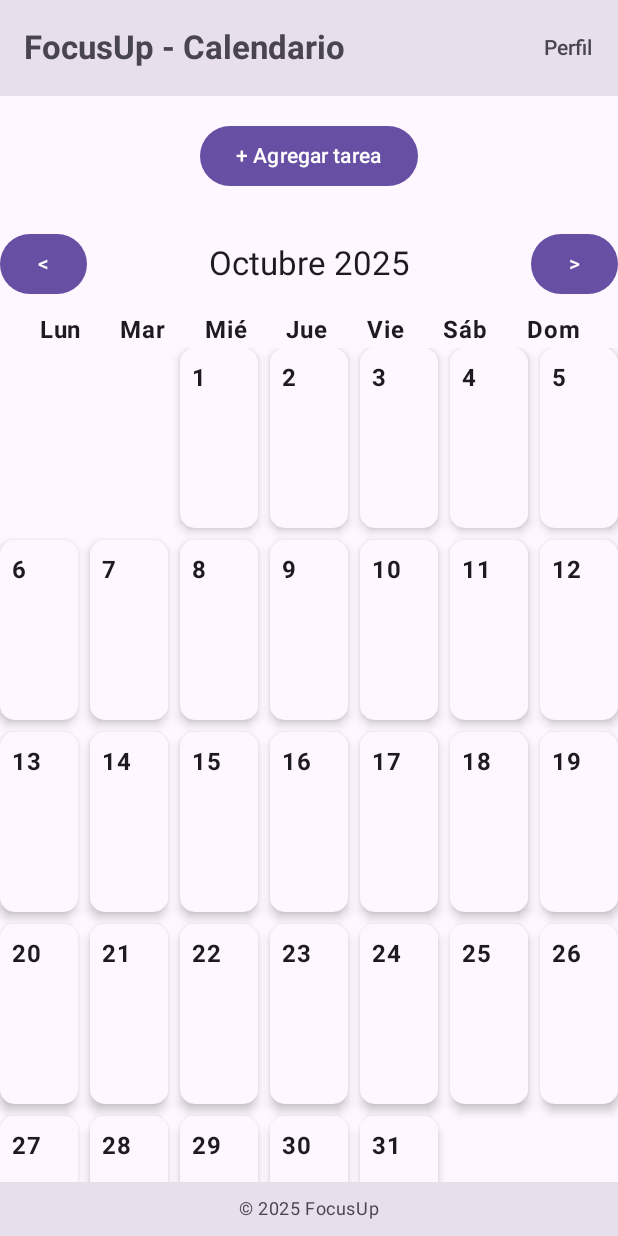
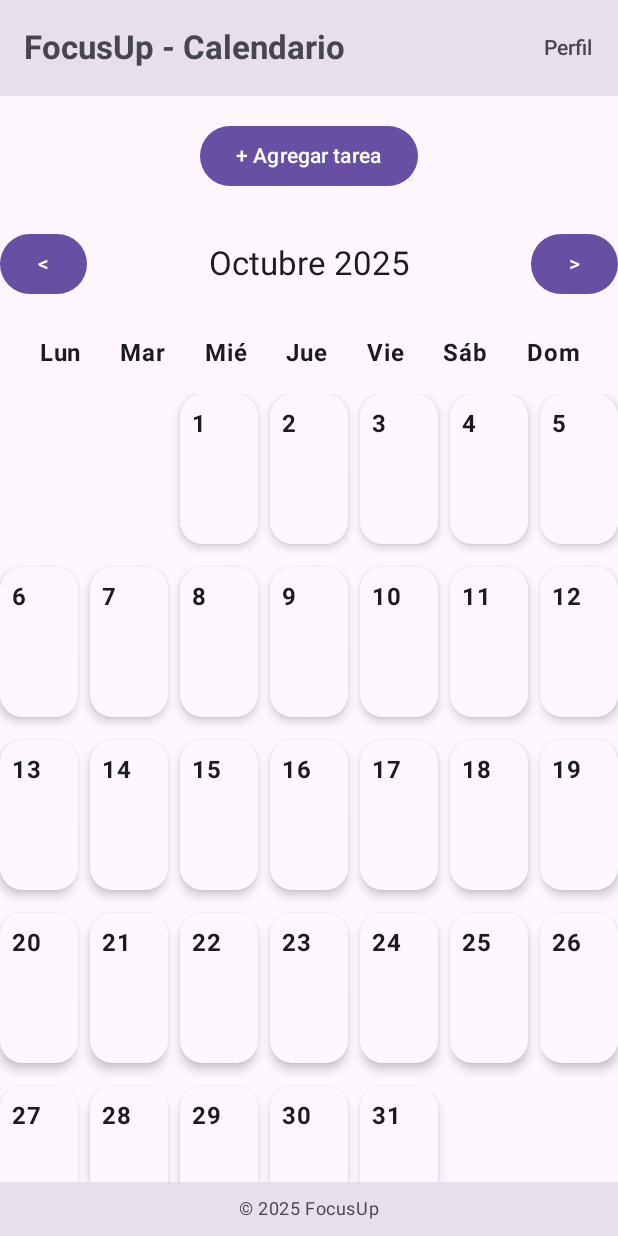
Before and after one commit to Super-Gabriel/Sitio_Web_Administracion, an Android app built with Jetpack Compose: the screen it shows after launch (MainActivity), on a phone screen of 412 x 824 dp. Run offline under Robolectric (Android 15) with nearby library versions, the phone set to English and light mode, and no system bars.

Commit message:
Modificacion de tamaño de calendario

```diff
--- a/app/app/src/main/java/com/example/focusup/MainActivity.kt
+++ b/app/app/src/main/java/com/example/focusup/MainActivity.kt
@@ -251,6 +251,7 @@ fun CalendarScreen(context: Context) {
                     Text(">")
                 }
             }
+            Spacer(modifier = Modifier.height(15.dp))
 
             Row(
                 modifier = Modifier.fillMaxWidth(),
@@ -260,18 +261,20 @@ fun CalendarScreen(context: Context) {
                     Text(dayName, fontWeight = FontWeight.Bold, textAlign = TextAlign.Center, color = MaterialTheme.colorScheme.onBackground)
                 }
             }
+            Spacer(modifier = Modifier.height(15.dp))
 
             // Grid de dias
             LazyVerticalGrid(
                 columns = GridCells.Fixed(7), // 7 columnas para los dias de la semana
-                verticalArrangement = Arrangement.spacedBy(8.dp),
-                horizontalArrangement = Arrangement.spacedBy(8.dp)
+                verticalArrangement = Arrangement.spacedBy(15.dp),
+                horizontalArrangement = Arrangement.spacedBy(8.dp),
+                modifier = Modifier.fillMaxHeight()
             ) {
                 items(daysGrid) { date ->
                     if (date != null) {
                         Card(
-                            modifier = Modifier.height(120.dp),
-                            shape = RoundedCornerShape(10.dp),
+                            modifier = Modifier.height(100.dp),
+                            shape = RoundedCornerShape(15.dp),
                             elevation = CardDefaults.cardElevation(defaultElevation = 4.dp),
                             colors = CardDefaults.cardColors(
                                 containerColor = MaterialTheme.colorScheme.surface
@@ -330,8 +333,7 @@ fun CalendarScreen(context: Context) {
                             }
                         }
                     } else {
-                        // Celda vacia para alinear el primer dia del mes
-                        Box(modifier = Modifier.height(110.dp)) { }
+
                     }
                 }
             }
```
